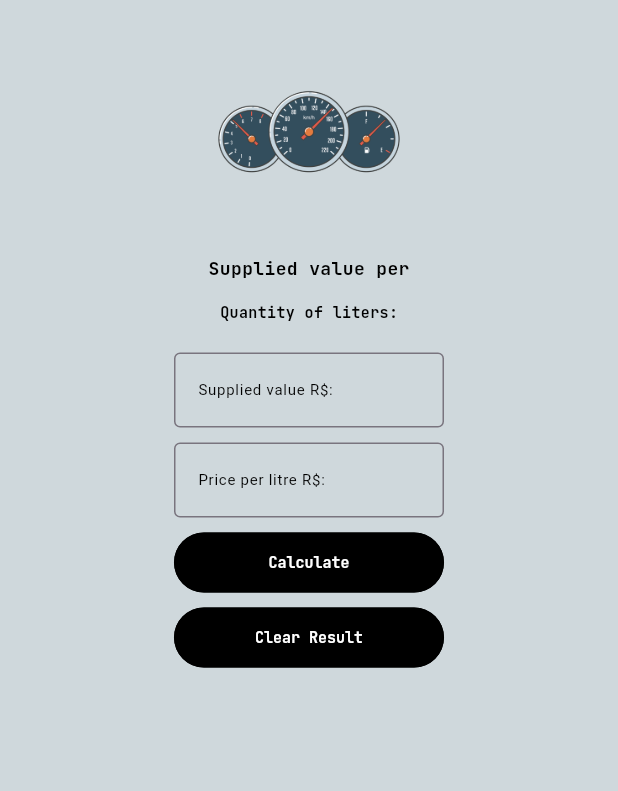
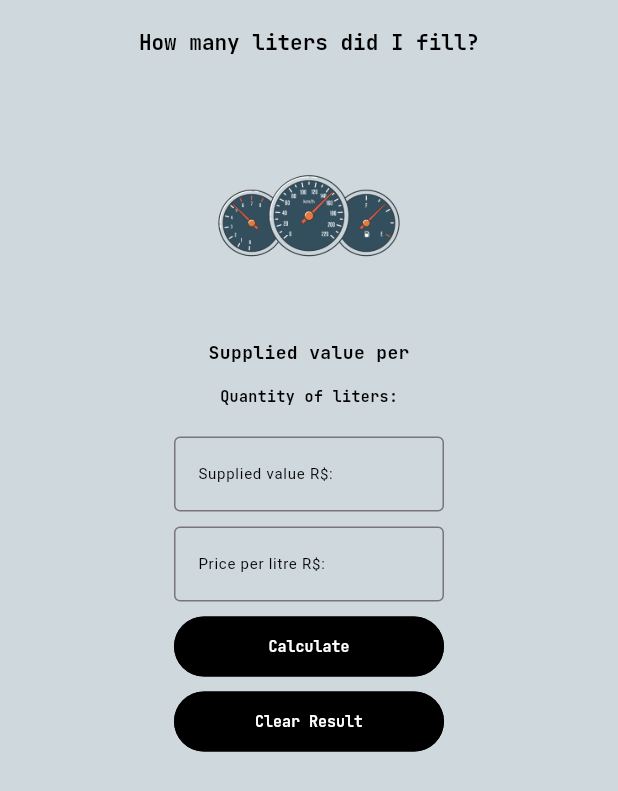
Before and after one commit to Victor-Zarzar/alcool_ou_gasolina, a Flutter app: the LitersPage screen opened directly, on a phone screen of 412 x 824 dp. Shown: the top 791 px of the screen. Run offline on Flutter 3.47's test engine with Material 3 defaults, Android fonts, the phone set to English and light mode, and no system bars; drawn by our look-alikes of getwidget; our stand-ins replace easy_localization, google_fonts, shared_preferences; accounts and stored records are empty.

Commit message:
Refactor json translate and pages

```diff
--- a/assets/translations/en-US.json
+++ b/assets/translations/en-US.json
@@ -18,8 +18,10 @@
     "calculate": "Calculate",
     "clearresult": "Clear Result",
     "calculateconsumption": "Calculate Consumption",
+    "averageconsumption": "Average consumption:",
     "kmsdriven": "km/s driven",
     "liters": "Liters",
+    "howmanylitersdidifill?": "How many liters did I fill?",
     "suppliedvalue": "Supplied value per",
     "suppliedvaluers": "Supplied value R$:",
     "perliters": "Per liters",
--- a/assets/translations/pt-BR.json
+++ b/assets/translations/pt-BR.json
@@ -18,8 +18,10 @@
     "calculate": "Calcular",
     "clearresult": "Limpar Resultado",
     "calculateconsumption": "Calcular Consumo",
+    "averageconsumption": "Média de consumo:",
     "kmsdriven": "Km/s Rodados",
     "liters": "Litros",
+    "howmanylitersdidifill?": "Quantos litros abasteci?",
     "suppliedvalue": "Valor abastecido por",
     "suppliedvaluers": "Valor abastecido R$:",
     "perliters": "Por Litros",
--- a/lib/pages/IntroPage/intro_page.dart
+++ b/lib/pages/IntroPage/intro_page.dart
@@ -33,9 +33,8 @@ class _IntroPageState extends State<IntroPage> {
     return Consumer<UiProvider>(
       builder: (context, notifier, child) {
         return Scaffold(
-          backgroundColor: notifier.isDark
-                        ? AppTheme.thirdColor
-                        : AppTheme.primaryColor,
+          backgroundColor:
+              notifier.isDark ? AppTheme.thirdColor : AppTheme.primaryColor,
           body: SingleChildScrollView(
             child: SizedBox(
               height: myHeight,
--- a/lib/pages/LitersPage/liters_page.dart
+++ b/lib/pages/LitersPage/liters_page.dart
@@ -102,6 +102,24 @@ class _LitersPageState extends State<LitersPage> {
     return Consumer<UiProvider>(
       builder: (context, notifier, child) {
         return Scaffold(
+          appBar: GFAppBar(
+            backgroundColor:
+                notifier.isDark ? AppTheme.thirdColor : AppTheme.primaryColor,
+            automaticallyImplyLeading: false,
+            centerTitle: true,
+            title: Text(
+              'howmanylitersdidifill?'.tr(),
+              style: GoogleFonts.jetBrainsMono(
+                textStyle: TextStyle(
+                  fontSize: 14,
+                  fontWeight: FontWeight.bold,
+                  color: notifier.isDark
+                      ? TextColor.secondaryColor
+                      : TextColor.primaryColor,
+                ),
+              ),
+            ),
+          ),
           backgroundColor:
               notifier.isDark ? AppTheme.thirdColor : AppTheme.primaryColor,
           body: SizedBox(
```
Also changed, not shown: lib/pages/AppPage/app_page.dart (+1 -19 lines), lib/pages/ConsumptionPage/consumption_page.dart (+19 -1 lines), lib/pages/HomePage/home_page.dart (+18 -0 lines), lib/pages/MyCar/mycar_app.dart (+28 -23 lines), lib/pages/SettingsPage/settings_app.dart (line endings or trailing spaces).
